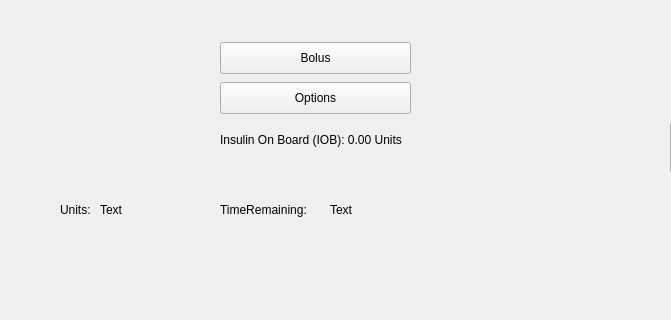
The window that COMP3004-FinalProject/mainwindow.ui (cgawdzik/COMP3004-TeamProject) describes before a commit, drawn with Qt 5; both pictures show x 0 to 671 and y 118 to 438 of the 820 by 818 pixel window.
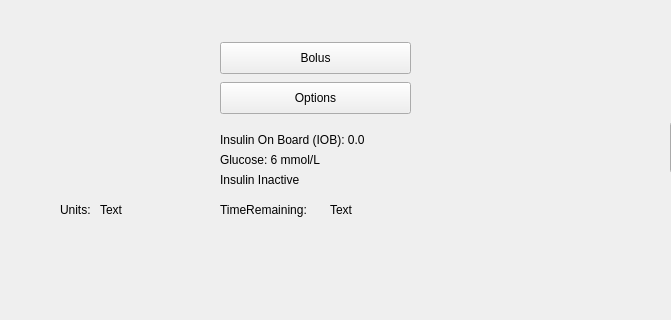
The same window after the commit. The open tabs and pages were chosen to show the change. Icons and pictures are not drawn.

Diff of the .ui file:
```diff
--- a/COMP3004-FinalProject/mainwindow.ui
+++ b/COMP3004-FinalProject/mainwindow.ui
@@ -74,12 +74,12 @@
        <rect>
         <x>210</x>
         <y>110</y>
-        <width>231</width>
+        <width>221</width>
         <height>16</height>
        </rect>
       </property>
       <property name="text">
-       <string>Insulin On Board (IOB): 0.00 Units</string>
+       <string>Insulin On Board (IOB): 0.0</string>
       </property>
      </widget>
      <widget class="QLabel" name="UnitsLabel">
@@ -137,14 +137,27 @@
      <widget class="QLabel" name="InsulinStatusLabel">
       <property name="geometry">
        <rect>
-        <x>100</x>
-        <y>120</y>
-        <width>411</width>
-        <height>41</height>
+        <x>210</x>
+        <y>150</y>
+        <width>371</width>
+        <height>16</height>
        </rect>
       </property>
       <property name="text">
-       <string/>
+       <string>Insulin Inactive</string>
+      </property>
+     </widget>
+     <widget class="QLabel" name="GlucoseStatusLabel">
+      <property name="geometry">
+       <rect>
+        <x>210</x>
+        <y>130</y>
+        <width>371</width>
+        <height>16</height>
+       </rect>
+      </property>
+      <property name="text">
+       <string>Glucose: 6 mmol/L</string>
       </property>
      </widget>
     </widget>
```
Left out of the diff: 21 changed lines with no effect on the pictures.
